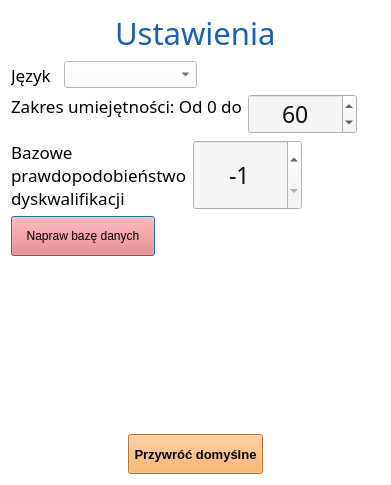
SiekamCebule/sj-sim, file source/UI/AppSettings/AppSettingsWindow.ui: the form before one commit.
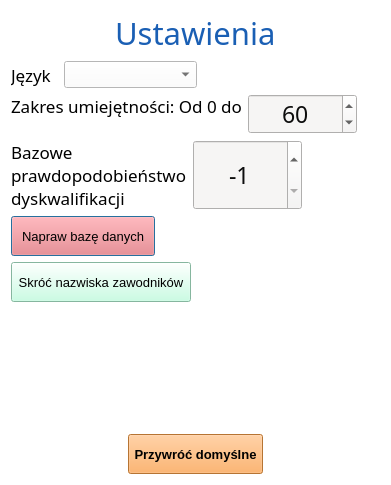
The form after the commit.

Commit message: Saving simulation save in manager window and cutting jumpers surnames feature

```diff
--- a/source/UI/AppSettings/AppSettingsWindow.ui
+++ b/source/UI/AppSettings/AppSettingsWindow.ui
@@ -324,6 +324,11 @@
        <height>40</height>
       </size>
      </property>
+     <property name="font">
+      <font>
+       <pointsize>10</pointsize>
+      </font>
+     </property>
      <property name="whatsThis">
       <string>Od nowa przypisuje ID dla każdego obiektu w globalnej bazie danych.
 Użyteczne kiedy chcemy przenieść bazę danych z wczesnych wersji.</string>
@@ -339,6 +344,36 @@
      </property>
     </widget>
    </item>
+   <item>
+    <widget class="QPushButton" name="pushButton_cutSurnames">
+     <property name="minimumSize">
+      <size>
+       <width>180</width>
+       <height>40</height>
+      </size>
+     </property>
+     <property name="maximumSize">
+      <size>
+       <width>180</width>
+       <height>40</height>
+      </size>
+     </property>
+     <property name="font">
+      <font>
+       <pointsize>10</pointsize>
+      </font>
+     </property>
+     <property name="styleSheet">
+      <string notr="true">QPushButton{
+	background-color: rgb(188, 255, 222);
+	color: rgb(0, 0, 0);
+}</string>
+     </property>
+     <property name="text">
+      <string>Skróć nazwiska zawodników</string>
+     </property>
+    </widget>
+   </item>
    <item>
     <spacer name="verticalSpacer">
      <property name="orientation">
```
The commit also changes 6 other files.
